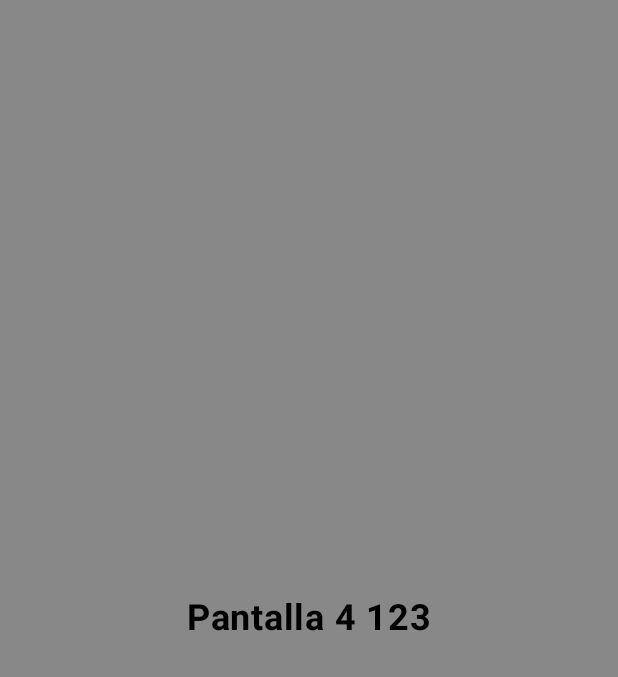
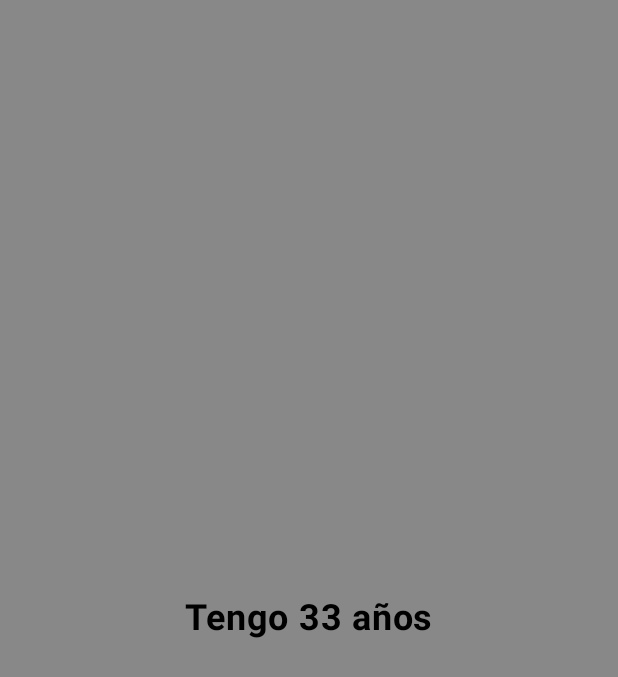
Before and after one commit to pablorjd/components-jetpack-compose-kotlin, an Android app built with Jetpack Compose: the TreeeScreen screen opened through its navigation route, after a tap on "Pantalla 3", on a phone screen of 412 x 824 dp. Shown: the top 677 px of the screen. Run offline under Robolectric (Android 15) with nearby library versions, the phone set to English and light mode, and no system bars.

Commit message:
Navegacion con parametros en jetpack compose refactorizacion codigo

```diff
--- a/app/src/main/java/space/pablorjd/jetpackcomposecatalog/MainActivity.kt
+++ b/app/src/main/java/space/pablorjd/jetpackcomposecatalog/MainActivity.kt
@@ -97,11 +97,18 @@ class MainActivity : ComponentActivity() {
                             TreeeScreen(navController)
                         }
                         composable(
-                            route = "pantalla4/{name}",
+                            route = Routes.Pantalla4.route,
+                            arguments = listOf(navArgument("age") { type = NavType.IntType })
+                        ) { backStackEntry ->
+                            val age = backStackEntry.arguments?.getInt("age")
+                            FourScreen(navController, age = age!!)
+                        }
+                        composable(
+                            route = Routes.Pantalla5.route,
                             arguments = listOf(navArgument("name") { type = NavType.IntType })
                         ) { backStackEntry ->
-                            val name = backStackEntry.arguments?.getInt("name")
-                            FourScreen(navController, name = name!!)
+                            val name = backStackEntry.arguments?.getString("name")
+                            FiveScreen(navController, name = name!!)
                         }
                     }
 
--- a/app/src/main/java/space/pablorjd/jetpackcomposecatalog/Navigation.kt
+++ b/app/src/main/java/space/pablorjd/jetpackcomposecatalog/Navigation.kt
@@ -65,18 +65,18 @@ fun TreeeScreen(navController: NavHostController) {
             color = Color.Black,
             modifier = Modifier
                 .align(Alignment.Center)
-                .clickable { navController.navigate("pantalla4/123") })
+                .clickable { navController.navigate(route = Routes.Pantalla4.createRoute(33)) })
     }
 }
 @Composable
-fun FourScreen(navController: NavHostController, name:Int) {
+fun FourScreen(navController: NavHostController, age:Int) {
     Box(
         modifier = Modifier
             .fillMaxSize()
             .background(Color.Gray)
     ) {
         Text(
-            text = "Pantalla 4 ${name.toString()}",
+            text = "Tengo $age años",
             fontWeight = FontWeight.Bold,
             fontSize = 24.sp,
             color = Color.Black,
@@ -85,3 +85,20 @@ fun FourScreen(navController: NavHostController, name:Int) {
                 .clickable { navController.navigate(Routes.Pantalla1.route) })
     }
 }
+@Composable
+fun FiveScreen(navController: NavHostController, name:String) {
+    Box(
+        modifier = Modifier
+            .fillMaxSize()
+            .background(Color.Gray)
+    ) {
+        Text(
+            text = "Me llamlo $name",
+            fontWeight = FontWeight.Bold,
+            fontSize = 24.sp,
+            color = Color.Black,
+            modifier = Modifier
+                .align(Alignment.Center)
+                .clickable { navController.navigate(Routes.Pantalla1.route) })
+    }
+}
--- a/app/src/main/java/space/pablorjd/jetpackcomposecatalog/model/Routes.kt
+++ b/app/src/main/java/space/pablorjd/jetpackcomposecatalog/model/Routes.kt
@@ -4,4 +4,10 @@ sealed class Routes(val route:String) {
     object Pantalla1: Routes("pantall1")
     object Pantalla2: Routes("pantall2")
     object Pantalla3: Routes("pantall3")
+    object Pantalla4: Routes("pantall4/{age}"){
+        fun createRoute(age:Int) = "pantall4/$age"
+    }
+    object Pantalla5: Routes("pantalla5/{name}"){
+        fun createRoute(name:String) = "pantalla5/$name"
+    }
 }
```
